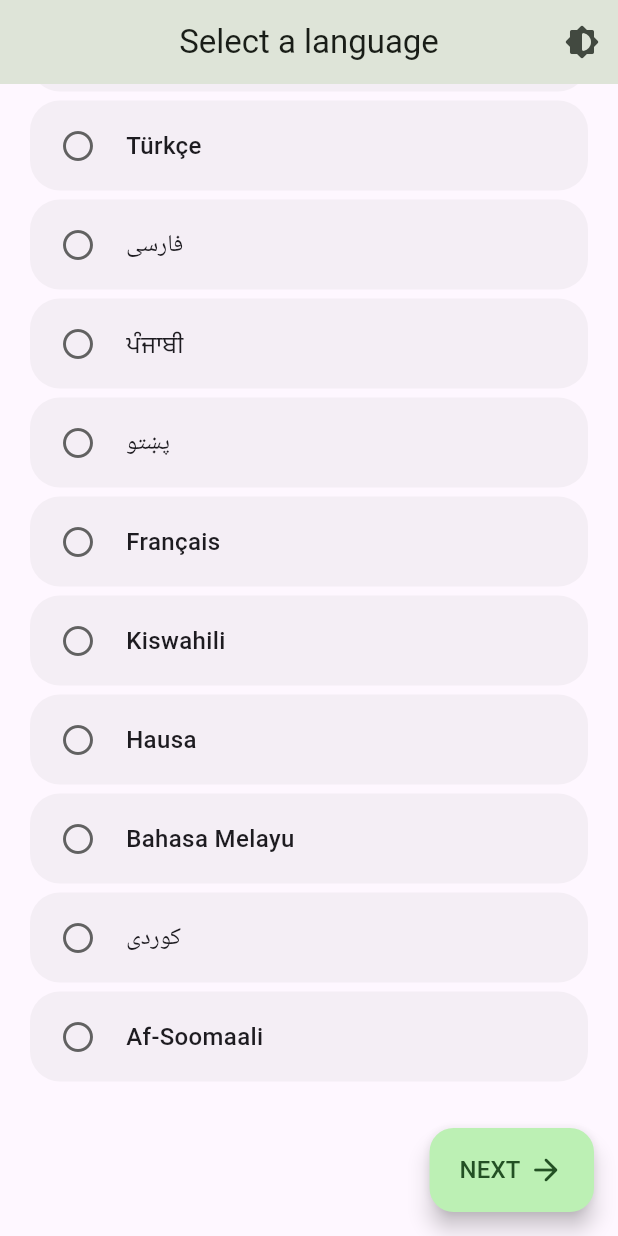
After one commit to IsmailHosenIsmailJames/prayer_times, a Flutter app: the screen it shows after launch, scrolled down 398 dp, after a tap on "NEXT", on a phone screen of 412 x 824 dp. The commit adds this screen. Run offline on Flutter 3.47's test engine with Material 3 defaults, Android fonts, the phone set to English and light mode, and no system bars; our stand-ins replace assets_audio_player, gap, get, hive, rive; accounts and stored records are empty.

Commit message:
multi language support added

```diff
--- a/lib/main.dart
+++ b/lib/main.dart
@@ -2,8 +2,11 @@ import 'package:flutter/material.dart';
 import 'package:get/get.dart';
 import 'package:hive/hive.dart';
 import 'package:path_provider/path_provider.dart';
+import 'package:prayer_times/src/language/controller/language_controller.dart';
 import 'package:prayer_times/src/setup/app_setup_page.dart';
 import 'package:prayer_times/src/theme/controller/theme_controller_getx.dart';
+
+import 'src/language/translation.dart';
 
 Future<void> main() async {
   WidgetsFlutterBinding.ensureInitialized();
@@ -19,14 +22,22 @@ class MyApp extends StatelessWidget {
   Widget build(BuildContext context) {
     return GetMaterialApp(
       debugShowCheckedModeBanner: false,
-      theme: ThemeData.light(useMaterial3: true),
+      theme: ThemeData.light(useMaterial3: true)
+          .copyWith(colorScheme: ColorScheme.fromSeed(seedColor: Colors.green)),
       darkTheme: ThemeData.dark(useMaterial3: true),
       themeMode: ThemeMode.system,
+      locale: Get.deviceLocale,
+      fallbackLocale: const Locale("en", "US"),
+      translationsKeys: AppTranslation.translationsKeys,
       onInit: () {
         final themeControleer = Get.put(ThemeControllerGetx());
+        final languageController = Get.put(LanguageController());
         final prefBox = Hive.box("pref");
+        String? languageCode = prefBox.get("lan", defaultValue: null);
         final int themeValue = prefBox.get("themeValue", defaultValue: 2);
         themeControleer.changeTheme(listOfThemeMode[themeValue]);
+        languageCode ??= Get.locale!.languageCode;
+        languageController.changeLanguage = languageCode;
       },
       home: const AppSetupPage(),
     );
--- /dev/null
+++ b/lib/src/language/controller/language_controller.dart
@@ -0,0 +1,12 @@
+import 'package:flutter/material.dart';
+import 'package:get/get.dart';
+
+class LanguageController extends GetxController {
+  var selectedLanguage = Get.locale!.languageCode.obs;
+
+  set changeLanguage(String lang) {
+    Locale locale = Locale(lang);
+    Get.updateLocale(locale);
+    selectedLanguage.value = lang;
+  }
+}
--- /dev/null
+++ b/lib/src/language/translation.dart
@@ -0,0 +1,155 @@
+//AppTranslation.dart
+abstract class AppTranslation {
+  static Map<String, Map<String, String>> translationsKeys = {
+    "en": en,
+    "ar": ar,
+    "id": id,
+    "bn": bn,
+    "hi": hi,
+    "ur": ur,
+    "tr": tr,
+    "fa": fa,
+    "pa": pa,
+    "ps": ps,
+    "fr": fr,
+    "sw": sw,
+    "ha": ha,
+    "ms": ms,
+    "ku": ku,
+    "so": so,
+  };
+}
+
+Map<String, String> en = {
+  "Select a language": "Select a language",
+
+  //
+};
+
+Map<String, String> ar = {
+  "Select a language": "اختر لغة",
+
+  //
+};
+
+Map<String, String> id = {
+  "Select a language": "Pilih bahasa",
+
+  //
+};
+
+Map<String, String> bn = {
+  "Select a language": "একটি ভাষা নির্বাচন করুন",
+
+  //
+};
+
+Map<String, String> hi = {
+  "Select a language": "एक भाषा चुनें",
+
+  //
+};
+
+Map<String, String> ur = {
+  "Select a language": "ایک زبان منتخب کریں",
+
+  //
+};
+
+Map<String, String> tr = {
+  "Select a language": "Bir dil seçin",
+
+  //
+};
+
+Map<String, String> fa = {
+  "Select a language": "یک زبان را انتخاب کنید",
+
+  //
+};
+
+Map<String, String> pa = {
+  "Select a language": "ਇਕ ਭਾਸ਼ਾ ਚੁਣੋ",
+
+  //
+};
+
+Map<String, String> ps = {
+  "Select a language": "یوه ژبه وټاکئ",
+
+  //
+};
+
+Map<String, String> fr = {
+  "Select a language": "Sélectionnez une langue",
+
+  //
+};
+
+Map<String, String> sw = {
+  "Select a language": "Chagua lugha",
+
+  //
+};
+
+Map<String, String> ha = {
+  "Select a language": "Zaɓi harshe",
+
+  //
+};
+
+Map<String, String> ms = {
+  "Select a language": "Pilih bahasa",
+
+  //
+};
+
+Map<String, String> ku = {
+  "Select a language": "زارێک هەڵبژێرە",
+
+  //
+};
+
+Map<String, String> so = {
+  "Select a language": "Dooro luqad",
+
+  //
+};
+
+Map<String, String> supportedLanguage = {
+  "English": "en",
+  "Arabic": "ar",
+  "Indonesian": "id",
+  "Bengali": "bn",
+  "Hindi": "hi",
+  "Urdu": "ur",
+  "Turkish": "tr",
+  "Persian": "fa",
+  "Punjabi": "pa",
+  "Pashto": "ps",
+  "French": "fr",
+  "Swahili": "sw",
+  "Hausa": "ha",
+  "Malay": "ms",
+  "Kurdish": "ku",
+  "Somali": "so",
+};
+
+List<String> nativeSpelling = [
+  "English",
+  "العربية",
+  "Bahasa Indonesia",
+  "বাংলা",
+  "हिन्दी",
+  "اردو",
+  "Türkçe",
+  "فارسی",
+  "ਪੰਜਾਬੀ",
+  "پښتو",
+  "Français",
+  "Kiswahili",
+  "Hausa",
+  "Bahasa Melayu",
+  "کوردی",
+  "Af-Soomaali",
+];
--- a/lib/src/setup/app_setup_page.dart
+++ b/lib/src/setup/app_setup_page.dart
@@ -1,19 +1,11 @@
 import 'package:flutter/material.dart';
+import 'package:prayer_times/src/setup/select_langauge.dart';
 
-class AppSetupPage extends StatefulWidget {
+class AppSetupPage extends StatelessWidget {
   const AppSetupPage({super.key});
 
   @override
-  State<AppSetupPage> createState() => _AppSetupPageState();
-}
-
-class _AppSetupPageState extends State<AppSetupPage> {
-  @override
   Widget build(BuildContext context) {
-    return const Scaffold(
-      body: Center(
-        child: Text("Planing App setup system"),
-      ),
-    );
+    return const SelectLangauge();
   }
 }
--- /dev/null
+++ b/lib/src/setup/select_langauge.dart
@@ -0,0 +1,116 @@
+import 'package:flutter/material.dart';
+import 'package:gap/gap.dart';
+import 'package:get/get.dart';
+import 'package:hive/hive.dart';
+import 'package:prayer_times/src/language/controller/language_controller.dart';
+import 'package:prayer_times/src/language/translation.dart';
+import 'package:prayer_times/src/widgets/theme_change_button.dart';
+
+class SelectLangauge extends StatefulWidget {
+  const SelectLangauge({super.key});
+
+  @override
+  State<SelectLangauge> createState() => _SelectLangaugeState();
+}
+
+class _SelectLangaugeState extends State<SelectLangauge> {
+  late int selectedIndex;
+  final languageController = Get.put(LanguageController());
+  @override
+  void initState() {
+    final prefBox = Hive.box("pref");
+    String? languageCode = prefBox.get("lan", defaultValue: null);
+
+    languageCode ??= Get.locale!.languageCode;
+    List supportedLanguageCode = supportedLanguage.values.toList();
+    for (int i = 0; i < supportedLanguageCode.length; i++) {
+      if (supportedLanguageCode[i] == languageCode) {
+        selectedIndex = i;
+        break;
+      }
+    }
+    super.initState();
+  }
+
+  @override
+  Widget build(BuildContext context) {
+    return Scaffold(
+      floatingActionButton: FloatingActionButton.extended(
+        onPressed: () {
+          //TODO:
+        },
+        label: const Row(
+          children: [
+            Text(
+              "NEXT",
+              style: TextStyle(
+                fontSize: 16,
+                fontWeight: FontWeight.w500,
+              ),
+            ),
+            Gap(5),
+            Icon(
+              Icons.arrow_forward_rounded,
+            ),
+          ],
+        ),
+      ),
+      appBar: AppBar(
+        centerTitle: true,
+        title: Text("Select a language".tr),
+        actions: [getThemeChangeIconButton()],
+      ),
+      body: ListView.builder(
+        padding:
+            const EdgeInsets.only(left: 10, right: 10, bottom: 100, top: 10),
+        itemCount: supportedLanguage.length,
+        itemBuilder: (context, index) {
+          return GestureDetector(
+            behavior: HitTestBehavior.translucent,
+            onTap: () {
+              String languageCode = supportedLanguage.values.toList()[index];
+              languageController.changeLanguage = languageCode;
+              final box = Hive.box("pref");
+              box.put("lan", languageCode);
+              setState(() {
+                selectedIndex = index;
+              });
+            },
+            child: Container(
+              height: 60,
+              width: MediaQuery.of(context).size.width,
+              margin:
+                  const EdgeInsets.only(left: 10, right: 10, top: 3, bottom: 3),
+              padding: const EdgeInsets.only(left: 20, right: 20),
+              decoration: BoxDecoration(
+                color: Colors.grey.withOpacity(0.1),
+                borderRadius: BorderRadius.circular(20),
+              ),
+              child: Row(
+                children: [
+                  selectedIndex == index
+                      ? Icon(
+                          Icons.radio_button_checked,
+                          color: Colors.green.shade600,
+                        )
+                      : Icon(
+                          Icons.radio_button_off,
+                          color: Colors.grey.shade700,
+                        ),
+                  const Gap(20),
+                  Text(
+                    nativeSpelling[index],
+                    style: const TextStyle(
+                      fontSize: 16,
+                      fontWeight: FontWeight.w500,
+                    ),
+                  ),
+                ],
+              ),
+            ),
+          );
+        },
+      ),
+    );
+  }
+}
--- a/lib/src/theme/controller/theme_controller_getx.dart
+++ b/lib/src/theme/controller/theme_controller_getx.dart
@@ -2,6 +2,7 @@ import 'package:flutter/material.dart';
 import 'package:get/get.dart';
 
 class ThemeControllerGetx {
+  RxInt themeValue = 2.obs;
   void changeTheme(ThemeMode toChange) async {
     Get.changeThemeMode(toChange);
   }
--- a/lib/src/widgets/theme_change_button.dart
+++ b/lib/src/widgets/theme_change_button.dart
@@ -15,8 +15,17 @@ Widget getThemeChangeIconButton([ButtonStyle? buttonStyle]) {
       int themeValue = prefBox.get("themeValue", defaultValue: 2);
       themeValue = (themeValue + 1) % 3;
       themeControllerGetx.changeTheme(listOfThemeMode[themeValue]);
+      themeControllerGetx.themeValue.value = themeValue;
       await prefBox.put("themeValue", themeValue);
     },
-    icon: const Icon(Icons.do_disturb),
+    icon: Obx(
+      () {
+        return Icon([
+          Icons.light_mode_rounded,
+          Icons.dark_mode_rounded,
+          Icons.brightness_6_rounded,
+        ][themeControllerGetx.themeValue.value]);
+      },
+    ),
   );
 }
```
